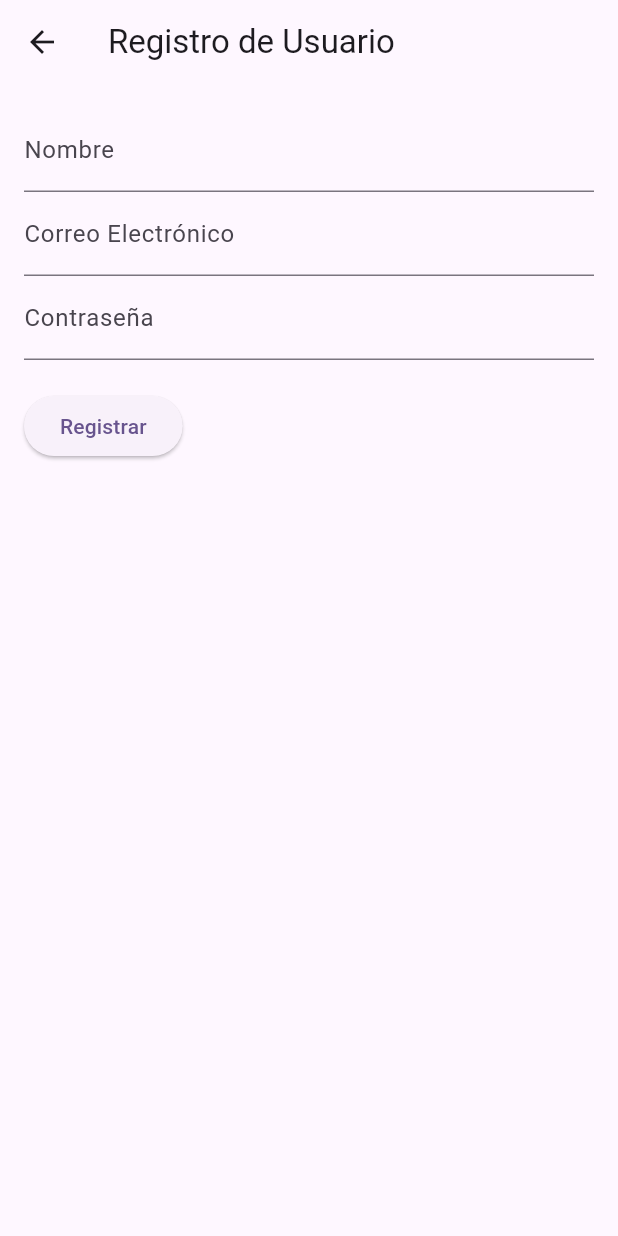
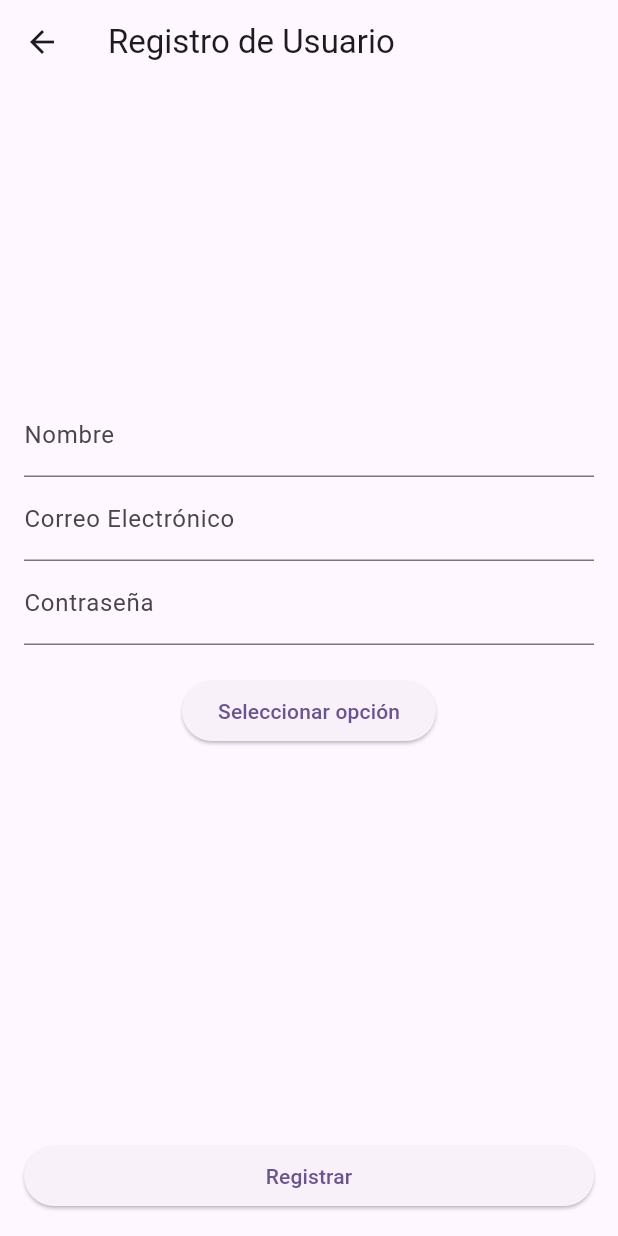
Before and after one commit to marlonbossa09/red_snack_gestion, a Flutter app: the RegistroUsuario screen opened directly, after a tap on "Registrar", on a phone screen of 412 x 824 dp. Run offline on Flutter 3.47's test engine with Material 3 defaults, Android fonts, the phone set to English and light mode, and no system bars.

Commit message:
arreglando pagina de registro usuario

```diff
--- a/lib/models/usuario.dart
+++ b/lib/models/usuario.dart
@@ -0,0 +1,34 @@
+class Usuario {
+  String nombre;
+  String correo;
+  String contrasena;
+  int idEmprendimiento; // Nuevo campo
+
+  // Constructor
+  Usuario({
+    required this.nombre,
+    required this.correo,
+    required this.contrasena,
+    required this.idEmprendimiento, // Se añade al constructor
+  });
+
+  // Método para convertir a JSON
+  Map<String, dynamic> toJson() {
+    return {
+      'nombre': nombre,
+      'correo': correo,
+      'contrasena': contrasena,
+      'idEmprendimiento': idEmprendimiento, // Se añade al JSON
+    };
+  }
+
+  // Método para crear una instancia de Usuario desde un JSON
+  factory Usuario.fromJson(Map<String, dynamic> json) {
+    return Usuario(
+      nombre: json['nombre'],
+      correo: json['correo'],
+      contrasena: json['contrasena'],
+      idEmprendimiento: json['idEmprendimiento'], // Se añade la nueva propiedad
+    );
+  }
+}
--- a/lib/pages/registro_page.dart
+++ b/lib/pages/registro_page.dart
@@ -1,7 +1,6 @@
-// ignore_for_file: avoid_print
-
 import 'package:flutter/material.dart';
 import 'package:red_snack_gestion/models/usuario.dart';
+
 class RegistroUsuario extends StatefulWidget {
   const RegistroUsuario({super.key});
 
@@ -14,23 +13,62 @@ class _RegistroUsuarioState extends State<RegistroUsuario> {
   final _nombreController = TextEditingController();
   final _correoController = TextEditingController();
   final _contrasenaController = TextEditingController();
+  final _idEmprendimiento = TextEditingController();
+  final _nombreEmprendimientoController = TextEditingController();
+  final _descripcionEmprendimientoController = TextEditingController();
+
+  String? _opcionSeleccionada;
 
   void _registrarUsuario() {
     String nombre = _nombreController.text;
     String correo = _correoController.text;
     String contrasena = _contrasenaController.text;
+    int idEmprendimientoValue = _idEmprendimiento.hashCode;
 
     // Crea una nueva instancia de Usuario
     Usuario nuevoUsuario = Usuario(
       nombre: nombre,
       correo: correo,
       contrasena: contrasena,
+      idEmprendimiento: idEmprendimientoValue,
     );
 
     // Aquí puedes añadir la lógica para guardar el nuevo usuario (por ejemplo, en un backend)
 
     // Para fines de demostración, simplemente imprimimos los datos en la consola
+    // ignore: avoid_print
     print(nuevoUsuario.toJson());
+  }
+
+  void _mostrarModalOpciones() {
+    showModalBottomSheet(
+      context: context,
+      builder: (BuildContext context) {
+        return Column(
+          mainAxisSize: MainAxisSize.min,
+          children: [
+            ListTile(
+              title: const Text("Crear emprendimiento"),
+              onTap: () {
+                setState(() {
+                  _opcionSeleccionada = "crear";
+                });
+                Navigator.pop(context);
+              },
+            ),
+            ListTile(
+              title: const Text("Unirse a un emprendimiento"),
+              onTap: () {
+                setState(() {
+                  _opcionSeleccionada = "unir";
+                });
+                Navigator.pop(context);
+              },
+            ),
+          ],
+        );
+      },
+    );
   }
 
   @override
@@ -41,8 +79,10 @@ class _RegistroUsuarioState extends State<RegistroUsuario> {
       ),
       body: Padding(
         padding: const EdgeInsets.all(16.0),
+        child: Center(
+          child: SingleChildScrollView(
             child: Column(
-          crossAxisAlignment: CrossAxisAlignment.start,
+              crossAxisAlignment: CrossAxisAlignment.center,
               children: [
                 TextField(
                   controller: _nombreController,
@@ -59,11 +99,38 @@ class _RegistroUsuarioState extends State<RegistroUsuario> {
                   obscureText: true,
                 ),
                 const SizedBox(height: 20),
+
                 ElevatedButton(
+                  onPressed: _mostrarModalOpciones,
+                  child: const Text('Seleccionar opción'),
+                ),
+                // Mostrar campos adicionales según la opción seleccionada
+                if (_opcionSeleccionada == "unir") ...[
+                  TextField(
+                    controller: _idEmprendimiento,
+                    decoration: const InputDecoration(labelText: 'Agregar ID Emprendimiento'),
+                  ),
+                ] else if (_opcionSeleccionada == "crear") ...[
+                  TextField(
+                    controller: _nombreEmprendimientoController,
+                    decoration: const InputDecoration(labelText: 'Nombre del Emprendimiento'),
+                  ),
+                  TextField(
+                    controller: _descripcionEmprendimientoController,
+                    decoration: const InputDecoration(labelText: 'Descripción del Emprendimiento'),
+                  ),
+                ],
+                const SizedBox(height: 40),
+              ],
+            ),
+          ),
+        ),
+      ),
+      bottomNavigationBar: Padding(
+        padding: const EdgeInsets.all(16.0),
+        child: ElevatedButton(
           onPressed: _registrarUsuario,
           child: const Text('Registrar'),
-            ),
-          ],
         ),
       ),
     );
```
Lines whose indentation alone changed are shown as unchanged.
